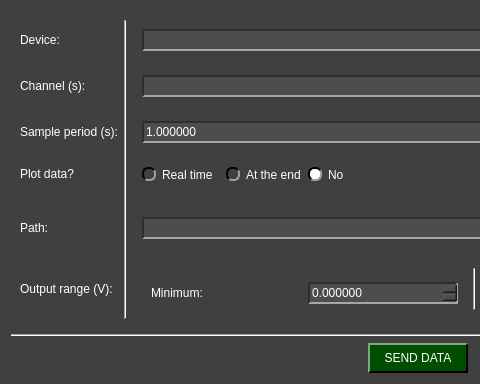
First picture: the form in pydaq/uis/PyDAQ_send_data_NIDAQ_widget.ui, repository viniciusfs14/pydaq, before the edit; both pictures show x 0 to 480 and y 0 to 384 of the 836 by 384 pixel window.
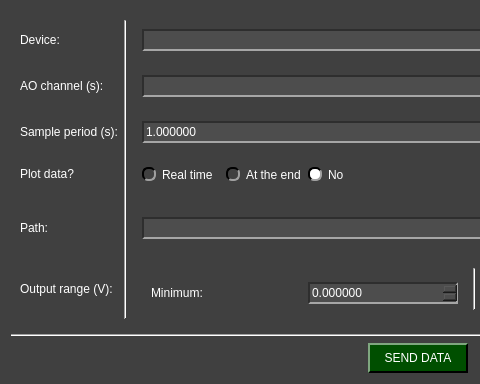
Second picture: the form after the edit. Icons and pictures are not drawn.

What changed in the file:
```diff
--- a/pydaq/uis/PyDAQ_send_data_NIDAQ_widget.ui
+++ b/pydaq/uis/PyDAQ_send_data_NIDAQ_widget.ui
@@ -252,7 +252,7 @@
          </size>
         </property>
         <property name="text">
-         <string>Channel (s):</string>
+         <string>AO channel (s):</string>
         </property>
        </widget>
       </item>
```
